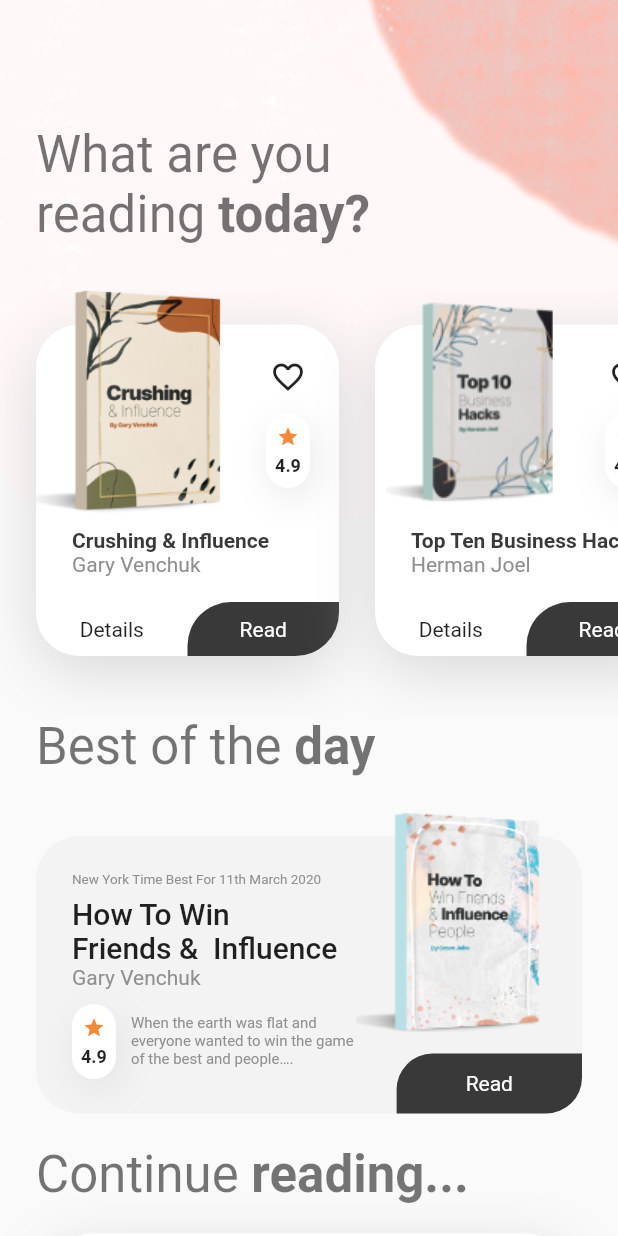
After one commit to VitorRibeiroCustodio/ebook_app, a Flutter app: the HomeScreen screen opened directly, on a phone screen of 412 x 824 dp. The commit adds this screen. Run offline on Flutter 3.47's test engine with Material 2 defaults, Android fonts, the phone set to English and light mode, and no system bars.

Commit message:
Home screen

```diff
--- a/ebook_app/lib/screens/details_screen.dart
+++ b/ebook_app/lib/screens/details_screen.dart
@@ -1,7 +1,7 @@
+import 'package:flutter/material.dart';
 import '../constants.dart';
 import '../widgets/book_rating.dart';
 import '../widgets/rounded_button.dart';
-import 'package:flutter/material.dart';
 
 class DetailsScreen extends StatelessWidget {
   @override
--- /dev/null
+++ b/ebook_app/lib/screens/home_screen.dart
@@ -0,0 +1,289 @@
+import 'package:flutter/material.dart';
+import '../constants.dart';
+import '../widgets/book_rating.dart';
+import '../widgets/two_side_rounded_button.dart';
+import '../widgets/reading_card_list.dart';
+import './details_screen.dart';
+
+class HomeScreen extends StatelessWidget {
+  @override
+  Widget build(BuildContext context) {
+    var size = MediaQuery.of(context).size;
+    return Scaffold(
+      body: SingleChildScrollView(
+        child: Column(
+          crossAxisAlignment: CrossAxisAlignment.start,
+          children: <Widget>[
+            Container(
+              width: double.infinity,
+              decoration: BoxDecoration(
+                image: DecorationImage(
+                  image: AssetImage("assets/images/main_page_bg.png"),
+                  alignment: Alignment.topCenter,
+                  fit: BoxFit.fitWidth,
+                ),
+              ),
+              child: Column(
+                crossAxisAlignment: CrossAxisAlignment.start,
+                children: <Widget>[
+                  SizedBox(height: size.height * .1),
+                  Padding(
+                    padding: const EdgeInsets.symmetric(horizontal: 24),
+                    child: RichText(
+                      text: TextSpan(
+                        style: Theme.of(context).textTheme.display1,
+                        children: [
+                          TextSpan(text: "What are you \nreading "),
+                          TextSpan(
+                              text: "today?",
+                              style: TextStyle(
+                                fontWeight: FontWeight.bold,
+                              ))
+                        ],
+                      ),
+                    ),
+                  ),
+                  SizedBox(height: 30),
+                  SingleChildScrollView(
+                    scrollDirection: Axis.horizontal,
+                    child: Row(
+                      children: <Widget>[
+                        ReadingListCard(
+                          image: "assets/images/book-1.png",
+                          title: "Crushing & Influence",
+                          auth: "Gary Venchuk",
+                          rating: 4.9,
+                          pressDetails: () {
+                            Navigator.push(
+                              context,
+                              MaterialPageRoute(
+                                builder: (context) {
+                                  return DetailsScreen();
+                                },
+                              ),
+                            );
+                          },
+                        ),
+                        ReadingListCard(
+                          image: "assets/images/book-2.png",
+                          title: "Top Ten Business Hacks",
+                          auth: "Herman Joel",
+                          rating: 4.8,
+                        ),
+                        SizedBox(width: 30),
+                      ],
+                    ),
+                  ),
+                  Padding(
+                    padding: EdgeInsets.symmetric(horizontal: 24),
+                    child: Column(
+                      crossAxisAlignment: CrossAxisAlignment.start,
+                      children: <Widget>[
+                        RichText(
+                          text: TextSpan(
+                            style: Theme.of(context).textTheme.display1,
+                            children: [
+                              TextSpan(text: "Best of the "),
+                              TextSpan(
+                                text: "day",
+                                style: TextStyle(fontWeight: FontWeight.bold),
+                              ),
+                            ],
+                          ),
+                        ),
+                        bestOfTheDayCard(size, context),
+                        RichText(
+                          text: TextSpan(
+                            style: Theme.of(context).textTheme.display1,
+                            children: [
+                              TextSpan(text: "Continue "),
+                              TextSpan(
+                                text: "reading...",
+                                style: TextStyle(fontWeight: FontWeight.bold),
+                              ),
+                            ],
+                          ),
+                        ),
+                        SizedBox(height: 20),
+                        Container(
+                          height: 80,
+                          width: double.infinity,
+                          decoration: BoxDecoration(
+                            color: Colors.white,
+                            borderRadius: BorderRadius.circular(38.5),
+                            boxShadow: [
+                              BoxShadow(
+                                offset: Offset(0, 10),
+                                blurRadius: 33,
+                                color: Color(0xFFD3D3D3).withOpacity(.84),
+                              ),
+                            ],
+                          ),
+                          child: ClipRRect(
+                            borderRadius: BorderRadius.circular(38.5),
+                            child: Column(
+                              crossAxisAlignment: CrossAxisAlignment.start,
+                              children: <Widget>[
+                                Expanded(
+                                  child: Padding(
+                                    padding:
+                                        EdgeInsets.only(left: 30, right: 20),
+                                    child: Row(
+                                      children: <Widget>[
+                                        Expanded(
+                                          child: Column(
+                                            mainAxisAlignment:
+                                                MainAxisAlignment.end,
+                                            crossAxisAlignment:
+                                                CrossAxisAlignment.start,
+                                            children: <Widget>[
+                                              Text(
+                                                "Crushing & Influence",
+                                                style: TextStyle(
+                                                  fontWeight: FontWeight.bold,
+                                                ),
+                                              ),
+                                              Text(
+                                                "Gary Venchuk",
+                                                style: TextStyle(
+                                                  color: kLightBlackColor,
+                                                ),
+                                              ),
+                                              Align(
+                                                alignment:
+                                                    Alignment.bottomRight,
+                                                child: Text(
+                                                  "Chapter 7 of 10",
+                                                  style: TextStyle(
+                                                    fontSize: 10,
+                                                    color: kLightBlackColor,
+                                                  ),
+                                                ),
+                                              ),
+                                              SizedBox(height: 5),
+                                            ],
+                                          ),
+                                        ),
+                                        Image.asset(
+                                          "assets/images/book-1.png",
+                                          width: 55,
+                                        )
+                                      ],
+                                    ),
+                                  ),
+                                ),
+                                Container(
+                                  height: 7,
+                                  width: size.width * .65,
+                                  decoration: BoxDecoration(
+                                    color: kProgressIndicator,
+                                    borderRadius: BorderRadius.circular(7),
+                                  ),
+                                ),
+                              ],
+                            ),
+                          ),
+                        ),
+                        SizedBox(height: 40),
+                      ],
+                    ),
+                  ),
+                ],
+              ),
+            ),
+          ],
+        ),
+      ),
+    );
+  }
+
+  Container bestOfTheDayCard(Size size, BuildContext context) {
+    return Container(
+      margin: EdgeInsets.symmetric(vertical: 20),
+      width: double.infinity,
+      height: 205,
+      child: Stack(
+        children: <Widget>[
+          Positioned(
+            bottom: 0,
+            left: 0,
+            right: 0,
+            child: Container(
+              padding: EdgeInsets.only(
+                left: 24,
+                top: 24,
+                right: size.width * .35,
+              ),
+              height: 185,
+              width: double.infinity,
+              decoration: BoxDecoration(
+                color: Color(0xFFEAEAEA).withOpacity(.45),
+                borderRadius: BorderRadius.circular(29),
+              ),
+              child: Column(
+                crossAxisAlignment: CrossAxisAlignment.start,
+                children: <Widget>[
+                  Text(
+                    "New York Time Best For 11th March 2020",
+                    style: TextStyle(
+                      fontSize: 9,
+                      color: kLightBlackColor,
+                    ),
+                  ),
+                  SizedBox(height: 5),
+                  Text(
+                    "How To Win \nFriends &  Influence",
+                    style: Theme.of(context).textTheme.title,
+                  ),
+                  Text(
+                    "Gary Venchuk",
+                    style: TextStyle(color: kLightBlackColor),
+                  ),
+                  SizedBox(height: 10),
+                  Row(
+                    children: <Widget>[
+                      BookRating(score: 4.9),
+                      SizedBox(width: 10),
+                      Expanded(
+                        child: Text(
+                          "When the earth was flat and everyone wanted to win the game of the best and people….",
+                          maxLines: 3,
+                          overflow: TextOverflow.ellipsis,
+                          style: TextStyle(
+                            fontSize: 10,
+                            color: kLightBlackColor,
+                          ),
+                        ),
+                      ),
+                    ],
+                  )
+                ],
+              ),
+            ),
+          ),
+          Positioned(
+            right: 0,
+            top: 0,
+            child: Image.asset(
+              "assets/images/book-3.png",
+              width: size.width * .37,
+            ),
+          ),
+          Positioned(
+            bottom: 0,
+            right: 0,
+            child: SizedBox(
+              height: 40,
+              width: size.width * .3,
+              child: TwoSideRoundedButton(
+                text: "Read",
+                radious: 24,
+                press: () {},
+              ),
+            ),
+          ),
+        ],
+      ),
+    );
+  }
+}
```
